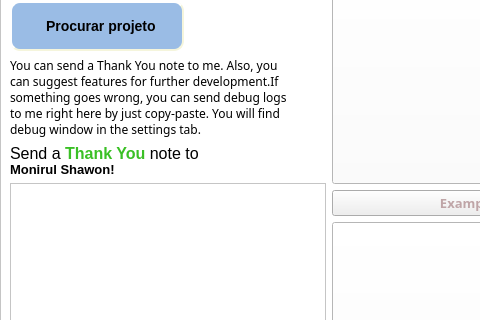
Above: Ui File/main.ui from joaotapparo/trussify before the change; both pictures show x 0 to 480 and y 108 to 428 of the 1200 by 630 pixel window. Below: the same form after it.
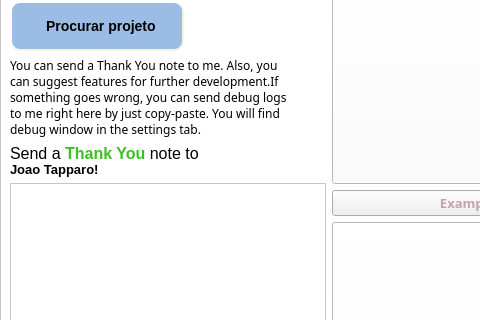
That is the form after the change. Icons and pictures are not drawn.

Diff of the .ui file:
```diff
--- a/Ui File/main.ui
+++ b/Ui File/main.ui
@@ -772,7 +772,7 @@
                    </size>
                   </property>
                   <property name="text">
-                   <string>&lt;html&gt;&lt;head/&gt;&lt;body&gt;&lt;p&gt;&lt;span style=&quot; font-size:12pt;&quot;&gt;Send a &lt;/span&gt;&lt;span style=&quot; font-size:12pt; font-weight:600; color:#3ac025;&quot;&gt;Thank You&lt;/span&gt;&lt;span style=&quot; font-size:12pt;&quot;&gt; note to&lt;/span&gt;&lt;br/&gt;&lt;span style=&quot; font-size:10pt; font-weight:600;&quot;&gt;Monirul Shawon!&lt;/span&gt;&lt;/p&gt;&lt;/body&gt;&lt;/html&gt;</string>
+                   <string>&lt;html&gt;&lt;head/&gt;&lt;body&gt;&lt;p&gt;&lt;span style=&quot; font-size:12pt;&quot;&gt;Send a &lt;/span&gt;&lt;span style=&quot; font-size:12pt; font-weight:600; color:#3ac025;&quot;&gt;Thank You&lt;/span&gt;&lt;span style=&quot; font-size:12pt;&quot;&gt; note to&lt;/span&gt;&lt;br/&gt;&lt;span style=&quot; font-size:10pt; font-weight:600;&quot;&gt;Joao Tapparo!&lt;/span&gt;&lt;/p&gt;&lt;/body&gt;&lt;/html&gt;</string>
                   </property>
                  </widget>
                 </item>
```
Left out of the diff: 11 changed lines with no effect on the pictures.
